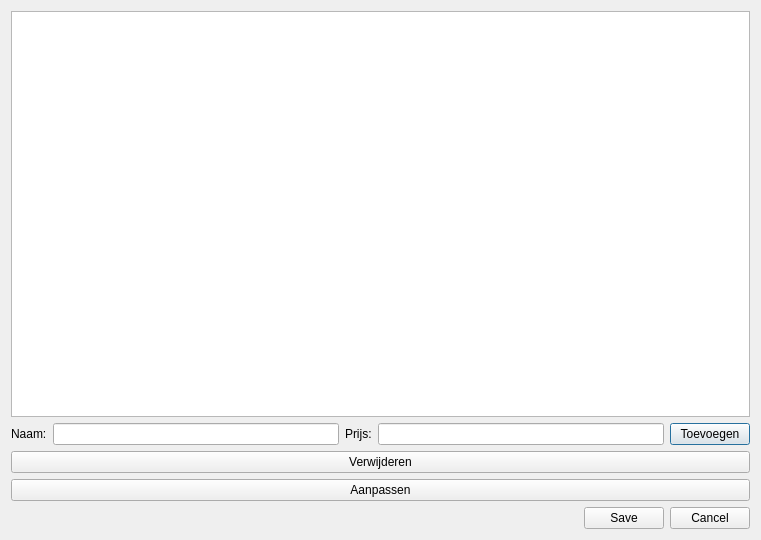
Before: the Qt Designer form kassaChiroTisselt/menu.ui in robbe000/kassaChiroTisselt, drawn with Qt 5.
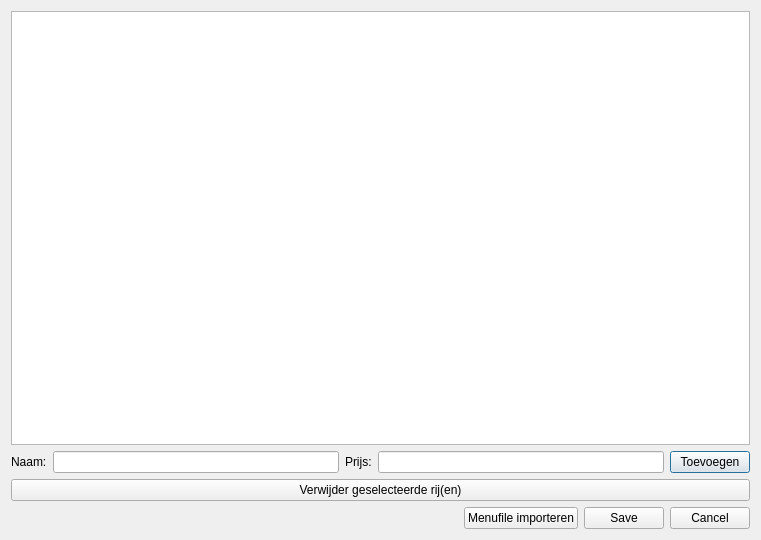
After: the same form once the commit is applied.

Commit message: Menu aanpassen + genereren files bij opstart

What changed in the file:
```diff
--- a/kassaChiroTisselt/menu.ui
+++ b/kassaChiroTisselt/menu.ui
@@ -51,14 +51,7 @@
    <item>
     <widget class="QPushButton" name="aanpassen">
      <property name="text">
-      <string>Verwijderen</string>
-     </property>
-    </widget>
-   </item>
-   <item>
-    <widget class="QPushButton" name="pushButton_3">
-     <property name="text">
-      <string>Aanpassen</string>
+      <string>Verwijder geselecteerde rij(en)</string>
      </property>
     </widget>
    </item>
@@ -77,6 +70,13 @@
        </property>
       </spacer>
      </item>
+     <item>
+      <widget class="QPushButton" name="pushButton_2">
+       <property name="text">
+        <string>Menufile importeren</string>
+       </property>
+      </widget>
+     </item>
      <item>
       <widget class="QPushButton" name="save">
        <property name="text">
```
Left out of the diff: 4 changed lines with no effect on the pictures. The commit also changes 65 other files.
